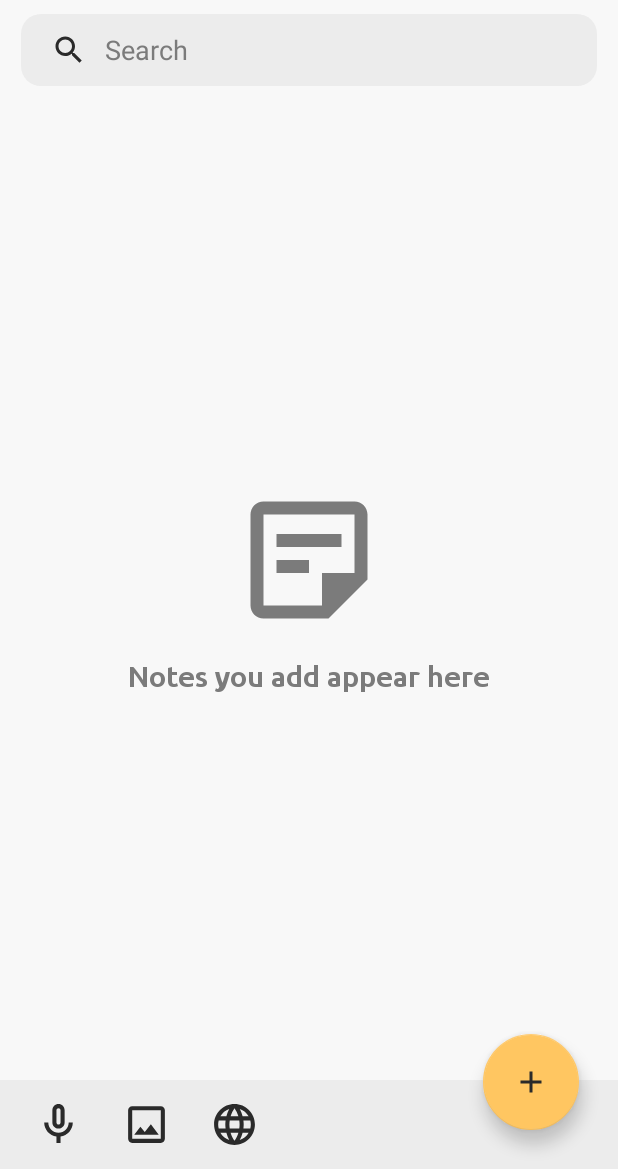
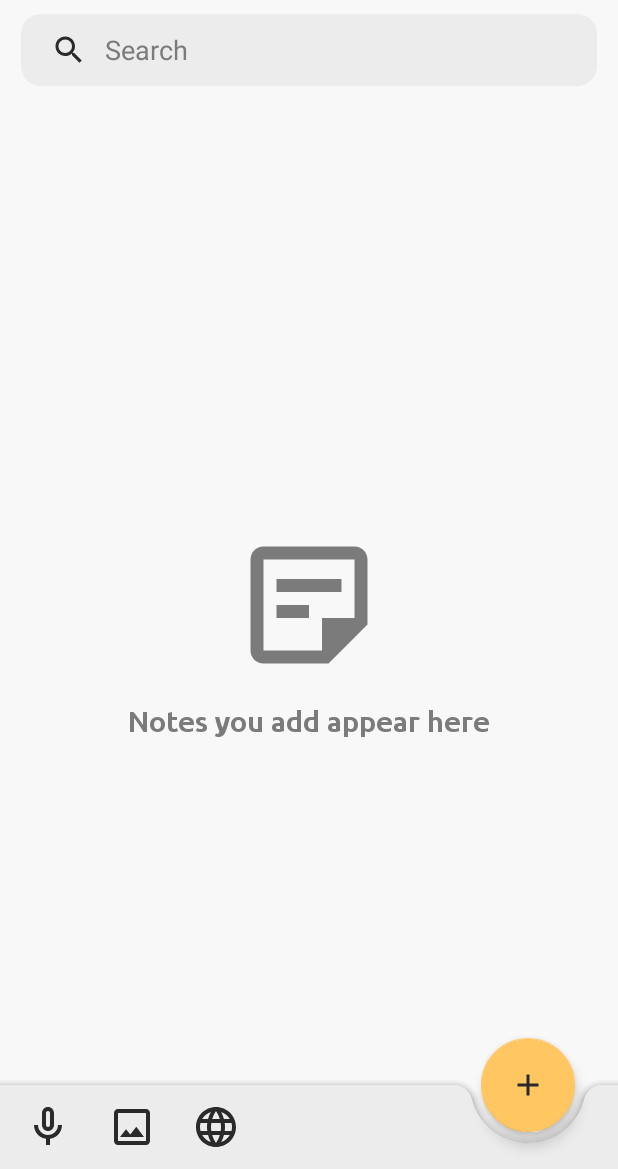
Before and after one commit to iamsoumik18/Write-It, an Android app: the screen it shows after launch (MainActivity), on a phone screen of 412 x 824 dp, the part 67-1236 px from its top. Run offline under Robolectric (Android 15) with nearby library versions, the phone set to English and light mode, and no system bars; our stand-ins replace Room's generated code, sdp/ssp sizes; pictures from the network do not load.

Commit message:
UI updated

```diff
--- a/app/src/main/java/com/iam18/writeit/fragments/HomeFragment.kt
+++ b/app/src/main/java/com/iam18/writeit/fragments/HomeFragment.kt
@@ -92,16 +92,24 @@ class HomeFragment : BaseFragment() {
             popUp.show(requireActivity().supportFragmentManager, "About Fragment")
         }
 
-        binding.qaMic.setOnClickListener{
-            replaceFragment(CreateNoteFragment.newInstance(), "mic")
-        }
+        binding.bottomAppBar.setOnMenuItemClickListener { item->
+            when(item.itemId){
+                R.id.qaMic-> {
+                    replaceFragment(CreateNoteFragment.newInstance(), "mic")
+                    true
+                }
+                R.id.qaImage->{
+                    replaceFragment(CreateNoteFragment.newInstance(), "img")
+                    true
+                }
+                R.id.qaLink->{
+                    replaceFragment(CreateNoteFragment.newInstance(), "lnk")
+                    true
+                }
+                else->false
 
-        binding.qaImage.setOnClickListener {
-            replaceFragment(CreateNoteFragment.newInstance(), "img")
-        }
 
-        binding.qaLink.setOnClickListener {
-            replaceFragment(CreateNoteFragment.newInstance(), "lnk")
+            }
         }
 
         binding.fabBtnCreateNote.setOnClickListener {
--- /dev/null
+++ b/app/src/main/res/drawable/ic_image_bt.xml
@@ -0,0 +1,5 @@
+<vector android:height="35dp" android:tint="@color/iconTint"
+    android:viewportHeight="24" android:viewportWidth="24"
+    android:width="35dp" xmlns:android="http://schemas.android.com/apk/res/android">
+    <path android:fillColor="@color/iconTint" android:pathData="M19,5v14L5,19L5,5h14m0,-2L5,3c-1.1,0 -2,0.9 -2,2v14c0,1.1 0.9,2 2,2h14c1.1,0 2,-0.9 2,-2L21,5c0,-1.1 -0.9,-2 -2,-2zM14.14,11.86l-3,3.87L9,13.14 6,17h12l-3.86,-5.14z"/>
+</vector>
--- /dev/null
+++ b/app/src/main/res/drawable/ic_link_bt.xml
@@ -0,0 +1,10 @@
+<vector
+    android:height="35dp"
+    android:tint="@color/iconTint"
+    android:viewportHeight="24"
+    android:viewportWidth="24"
+    android:width="35dp"
+    xmlns:android="http://schemas.android.com/apk/res/android">
+    <path android:fillColor="@color/iconTint"
+        android:pathData="M11.99,2C6.47,2 2,6.48 2,12s4.47,10 9.99,10C17.52,22 22,17.52 22,12S17.52,2 11.99,2zM18.92,8h-2.95c-0.32,-1.25 -0.78,-2.45 -1.38,-3.56 1.84,0.63 3.37,1.91 4.33,3.56zM12,4.04c0.83,1.2 1.48,2.53 1.91,3.96h-3.82c0.43,-1.43 1.08,-2.76 1.91,-3.96zM4.26,14C4.1,13.36 4,12.69 4,12s0.1,-1.36 0.26,-2h3.38c-0.08,0.66 -0.14,1.32 -0.14,2s0.06,1.34 0.14,2L4.26,14zM5.08,16h2.95c0.32,1.25 0.78,2.45 1.38,3.56 -1.84,-0.63 -3.37,-1.9 -4.33,-3.56zM8.03,8L5.08,8c0.96,-1.66 2.49,-2.93 4.33,-3.56C8.81,5.55 8.35,6.75 8.03,8zM12,19.96c-0.83,-1.2 -1.48,-2.53 -1.91,-3.96h3.82c-0.43,1.43 -1.08,2.76 -1.91,3.96zM14.34,14L9.66,14c-0.09,-0.66 -0.16,-1.32 -0.16,-2s0.07,-1.35 0.16,-2h4.68c0.09,0.65 0.16,1.32 0.16,2s-0.07,1.34 -0.16,2zM14.59,19.56c0.6,-1.11 1.06,-2.31 1.38,-3.56h2.95c-0.96,1.65 -2.49,2.93 -4.33,3.56zM16.36,14c0.08,-0.66 0.14,-1.32 0.14,-2s-0.06,-1.34 -0.14,-2h3.38c0.16,0.64 0.26,1.31 0.26,2s-0.1,1.36 -0.26,2h-3.38z"/>
+</vector>
--- /dev/null
+++ b/app/src/main/res/drawable/ic_mic_bt.xml
@@ -0,0 +1,5 @@
+<vector android:height="35dp" android:tint="@color/iconTint"
+    android:viewportHeight="24" android:viewportWidth="24"
+    android:width="35dp" xmlns:android="http://schemas.android.com/apk/res/android">
+    <path android:fillColor="@color/iconTint" android:pathData="M12,14c1.66,0 3,-1.34 3,-3L15,5c0,-1.66 -1.34,-3 -3,-3S9,3.34 9,5v6c0,1.66 1.34,3 3,3zM11,5c0,-0.55 0.45,-1 1,-1s1,0.45 1,1v6c0,0.55 -0.45,1 -1,1s-1,-0.45 -1,-1L11,5zM17,11c0,2.76 -2.24,5 -5,5s-5,-2.24 -5,-5L5,11c0,3.53 2.61,6.43 6,6.92L11,21h2v-3.08c3.39,-0.49 6,-3.39 6,-6.92h-2z"/>
+</vector>
--- a/app/src/main/res/layout/fragment_home.xml
+++ b/app/src/main/res/layout/fragment_home.xml
@@ -1,17 +1,17 @@
 <?xml version="1.0" encoding="utf-8"?>
-<androidx.constraintlayout.widget.ConstraintLayout xmlns:android="http://schemas.android.com/apk/res/android"
+<LinearLayout xmlns:android="http://schemas.android.com/apk/res/android"
     xmlns:app="http://schemas.android.com/apk/res-auto"
     xmlns:tools="http://schemas.android.com/tools"
     android:layout_width="match_parent"
     android:layout_height="match_parent"
     android:background="@color/mainBack"
+    android:orientation="vertical"
     tools:context=".activities.MainActivity">
 
     <androidx.constraintlayout.widget.ConstraintLayout
         android:id="@+id/topPanel"
         android:layout_width="match_parent"
-        android:layout_height="wrap_content"
-        app:layout_constraintTop_toTopOf="parent">
+        android:layout_height="wrap_content">
 
         <TextView
             android:id="@+id/tv1"
@@ -43,9 +43,6 @@
         android:id="@+id/topPanel2"
         android:layout_width="match_parent"
         android:layout_height="wrap_content"
-        app:layout_constraintTop_toBottomOf="@id/topPanel"
-        app:layout_constraintStart_toStartOf="parent"
-        app:layout_constraintEnd_toEndOf="parent"
         android:orientation="vertical">
 
         <SearchView
@@ -66,12 +63,14 @@
 
     </LinearLayout>
 
+    <androidx.coordinatorlayout.widget.CoordinatorLayout
+        android:layout_width="match_parent"
+        android:layout_height="match_parent">
+
             <LinearLayout
                 android:id="@+id/recycler_view_holder"
                 android:layout_width="match_parent"
-        android:layout_height="0dp"
-        app:layout_constraintTop_toBottomOf="@id/topPanel2"
-        app:layout_constraintBottom_toTopOf="@id/bottomPanel"
+                android:layout_height="match_parent"
                 android:orientation="vertical">
 
                 <androidx.recyclerview.widget.RecyclerView
@@ -85,7 +84,7 @@
 
                 <LinearLayout
                     android:id="@+id/alternate"
-            android:visibility="gone"
+                    android:visibility="visible"
                     android:layout_width="match_parent"
                     android:layout_height="match_parent"
                     android:orientation="vertical"
@@ -111,53 +110,29 @@
 
             </LinearLayout>
 
-    <LinearLayout
-        android:id="@+id/bottomPanel"
+        <com.google.android.material.bottomappbar.BottomAppBar
+            android:id="@+id/bottomAppBar"
             android:layout_width="match_parent"
             android:layout_height="wrap_content"
-        app:layout_constraintBottom_toBottomOf="parent"
-        app:layout_constraintStart_toStartOf="parent"
-        app:layout_constraintEnd_toEndOf="parent"
-        android:background="@color/cardBack"
-        android:padding="@dimen/_10sdp"
-        android:orientation="horizontal">
-
-        <androidx.appcompat.widget.AppCompatButton
-            android:id="@+id/qaMic"
-            android:layout_width="@dimen/_25sdp"
-            android:layout_height="@dimen/_25sdp"
-            android:layout_marginStart="@dimen/_7sdp"
-            android:background="@drawable/ic_mic" />
-
-        <androidx.appcompat.widget.AppCompatButton
-            android:id="@+id/qaImage"
-            android:layout_width="@dimen/_25sdp"
-            android:layout_height="@dimen/_25sdp"
-            android:background="@drawable/ic_image"
-            android:layout_marginStart="@dimen/_20sdp"
-            android:layout_marginEnd="@dimen/_20sdp" />
-
-        <androidx.appcompat.widget.AppCompatButton
-            android:id="@+id/qaLink"
-            android:layout_width="@dimen/_25sdp"
-            android:layout_height="@dimen/_25sdp"
-            android:background="@drawable/ic_link" />
-
-
-    </LinearLayout>
+            android:layout_gravity="bottom"
+            app:fabAlignmentMode="end"
+            app:hideOnScroll="true"
+            app:fabCradleRoundedCornerRadius="@dimen/_10sdp"
+            app:fabCradleMargin="@dimen/_6sdp"
+            android:backgroundTint="@color/cardBack"
+            app:menu="@menu/bottom_nav_menu"/>
 
         <com.google.android.material.floatingactionbutton.FloatingActionButton
             android:id="@+id/fabBtnCreateNote"
             android:layout_width="wrap_content"
             android:layout_height="wrap_content"
-        app:fabCustomSize="@dimen/_49sdp"
-        android:layout_marginEnd="@dimen/_20sdp"
-        android:layout_marginBottom="@dimen/_20sdp"
             android:src="@drawable/ic_add"
+            app:fabCustomSize="@dimen/_48sdp"
             app:backgroundTint="@color/appTheme"
             app:tint="@color/iconTint"
-        app:layout_constraintBottom_toBottomOf="parent"
-        app:layout_constraintEnd_toEndOf="parent"
+            app:layout_anchor="@id/bottomAppBar"
             tools:ignore="ContentDescription" />
 
-</androidx.constraintlayout.widget.ConstraintLayout>
+    </androidx.coordinatorlayout.widget.CoordinatorLayout>
+
+</LinearLayout>
--- /dev/null
+++ b/app/src/main/res/menu/bottom_nav_menu.xml
@@ -0,0 +1,23 @@
+<?xml version="1.0" encoding="utf-8"?>
+<menu xmlns:android="http://schemas.android.com/apk/res/android"
+    xmlns:app="http://schemas.android.com/apk/res-auto">
+
+    <item
+        android:id="@+id/qaMic"
+        android:icon="@drawable/ic_mic_bt"
+        android:title="@string/mic"
+        app:showAsAction="ifRoom"/>
+
+    <item
+        android:id="@+id/qaImage"
+        android:icon="@drawable/ic_image_bt"
+        android:title="@string/picture"
+        app:showAsAction="ifRoom"/>
+
+    <item
+        android:id="@+id/qaLink"
+        android:icon="@drawable/ic_link_bt"
+        android:title="@string/link"
+        app:showAsAction="ifRoom"/>
+
+</menu>
--- a/app/src/main/res/values-night/strings.xml
+++ b/app/src/main/res/values-night/strings.xml
@@ -30,4 +30,7 @@
     <string name="add_image">Add Image</string>
     <string name="add_url">Add URL</string>
     <string name="delete_note">Delete Note</string>
+    <string name="mic">Mic</string>
+    <string name="picture">Picture</string>
+    <string name="link">Link</string>
 </resources>
--- a/app/src/main/res/values/strings.xml
+++ b/app/src/main/res/values/strings.xml
@@ -30,4 +30,7 @@
     <string name="add_image">Add Image</string>
     <string name="add_url">Add URL</string>
     <string name="delete_note">Delete Note</string>
+    <string name="mic">Mic</string>
+    <string name="picture">Picture</string>
+    <string name="link">Link</string>
 </resources>
```
Also changed, not shown: app/src/main/res/layout/fragment_bottom_sheet.xml (indentation only), app/src/main/res/layout/fragment_create_note.xml (indentation only). Lines whose indentation alone changed are shown as unchanged.
